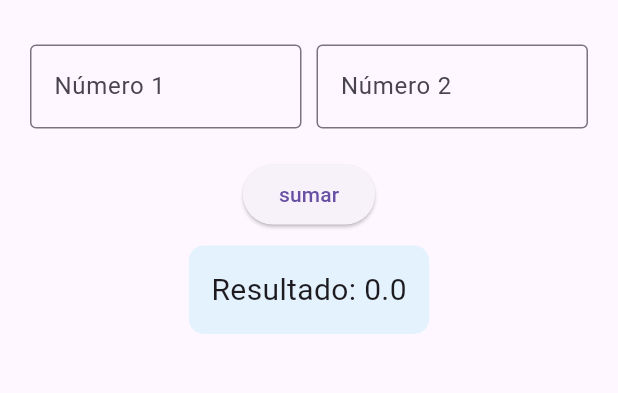
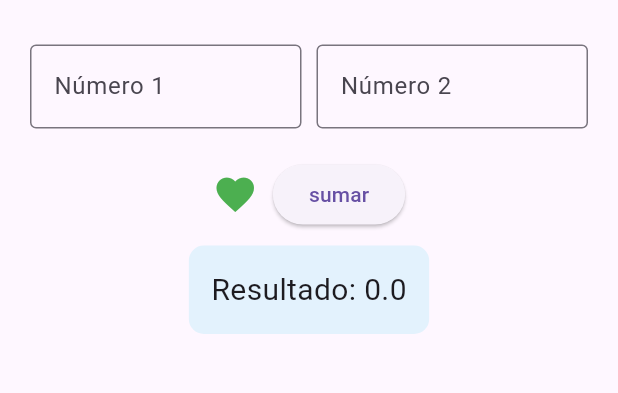
Before and after one commit to nandoalv1990/Clase-Apps-con-Geolocalizaci-n, a Flutter app: the screen it shows after launch, on a phone screen of 412 x 824 dp, the part 521-914 px from its top. Run offline on Flutter 3.47's test engine with Material 3 defaults, Android fonts, the light colour scheme and no system bars.

Commit message:
se añadio icono

```diff
--- a/proyectoflutter2/lib/main.dart
+++ b/proyectoflutter2/lib/main.dart
@@ -82,9 +82,20 @@ class _CalculadoraUIState extends State<CalculadoraUI> {
             ],
           ),
           SizedBox(height: 20,),
-          ElevatedButton(
-          onPressed: sumar,
-          child: Text('sumar'),
+          Row(
+            mainAxisAlignment: MainAxisAlignment.center,
+            children: [
+              Icon(
+                Icons.favorite,
+                color: Colors.green,
+                size: 30.0,
+              ),
+              SizedBox(width: 10.0,),
+              ElevatedButton(
+                onPressed: sumar,
+               child: Text('sumar'),
+          ),
+            ],
           ),
           SizedBox(height: 10,),
           Container(
```
